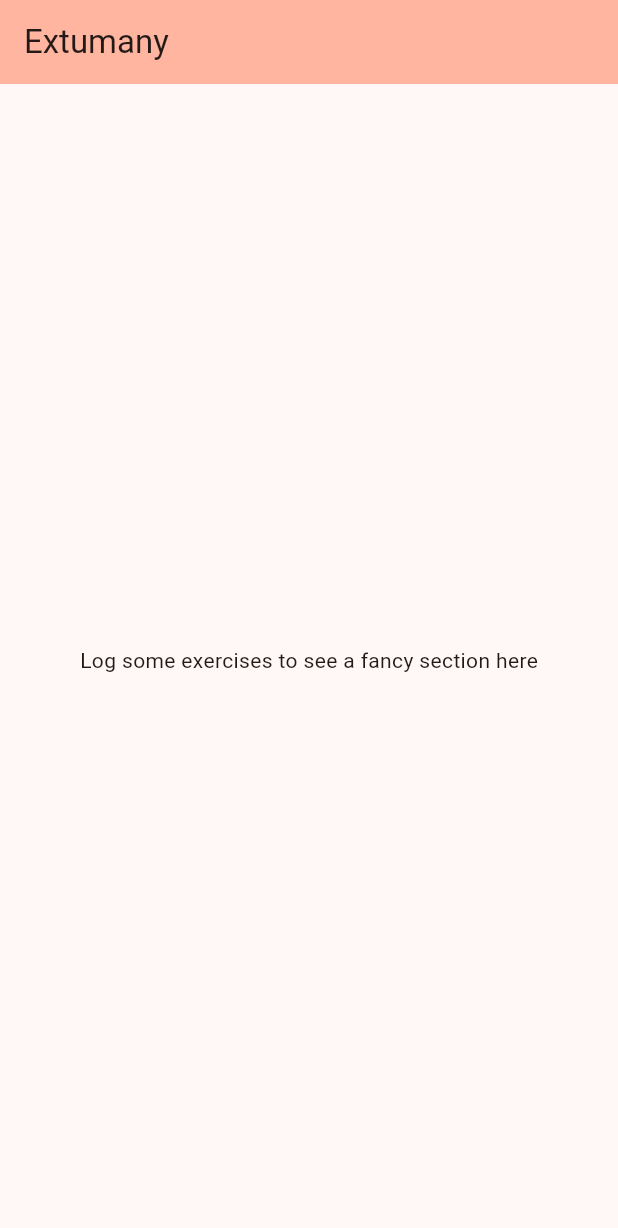
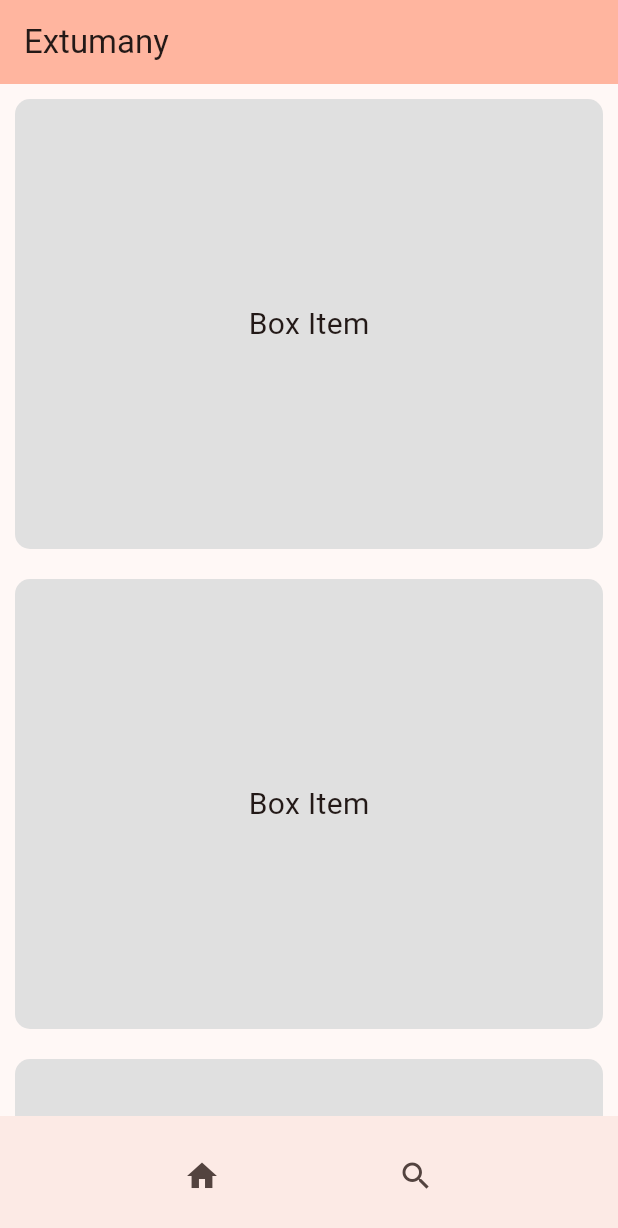
Before and after one commit to mohitkyadav/extumany, a Flutter app: the screen it shows after launch, on a phone screen of 412 x 824 dp. Shown: the top 1228 px of the screen. Run offline on Flutter 3.47's test engine with Material 3 defaults, Android fonts, the phone set to English and light mode, and no system bars.

Commit message:
creare home page

```diff
--- a/lib/main.dart
+++ b/lib/main.dart
@@ -1,3 +1,4 @@
+import 'package:extumany/ui/pages/pages.dart';
 import 'package:flutter/material.dart';
 
 void main() {
@@ -7,49 +8,15 @@ void main() {
 class MyApp extends StatelessWidget {
   const MyApp({super.key});
 
-  // This widget is the root of your application.
   @override
   Widget build(BuildContext context) {
     return MaterialApp(
-      title: 'Flutter Demo',
+      title: 'Extumany',
       theme: ThemeData(
         colorScheme: ColorScheme.fromSeed(seedColor: Colors.deepOrangeAccent),
         useMaterial3: true,
       ),
-      home: const MyHomePage(title: 'Extumany'),
+      home: const HomePage(),
     );
   }
 }
-
-class MyHomePage extends StatefulWidget {
-  const MyHomePage({super.key, required this.title});
-
-  final String title;
-
-  @override
-  State<MyHomePage> createState() => _MyHomePageState();
-}
-
-class _MyHomePageState extends State<MyHomePage> {
-
-  @override
-  Widget build(BuildContext context) {
-
-    return Scaffold(
-      appBar: AppBar(
-        backgroundColor: Theme.of(context).colorScheme.inversePrimary,
-        title: Text(widget.title),
-      ),
-      body: const Center(
-        child: Column(
-          mainAxisAlignment: MainAxisAlignment.center,
-          children: <Widget>[
-            Text(
-              'Log some exercises to see a fancy section here',
-            ),
-          ],
-        ),
-      ),
-    );
-  }
-}
--- /dev/null
+++ b/lib/ui/pages/home_page.dart
@@ -0,0 +1,65 @@
+import 'package:flutter/material.dart';
+
+class HomePage extends StatelessWidget {
+  const HomePage({super.key});
+
+  @override
+  Widget build(BuildContext context) {
+    return Scaffold(
+      appBar: AppBar(
+        backgroundColor: Theme.of(context).colorScheme.inversePrimary,
+        title: const Text('Extumany'),
+      ),
+      body: ListView(
+        scrollDirection: Axis.vertical,
+        children: [
+          BoxItem(),
+          BoxItem(),
+          BoxItem(),
+        ],
+      ),
+      bottomNavigationBar: BottomAppBar(
+        child: Row(
+          mainAxisAlignment: MainAxisAlignment.spaceEvenly,
+          children: [
+            IconButton(
+              icon: const Icon(Icons.home),
+              onPressed: () {
+                // Handle home button press
+              },
+            ),
+            IconButton(
+              icon: const Icon(Icons.search),
+              onPressed: () {
+                // Handle search button press
+              },
+            ),
+          ],
+        ),
+      ),
+    );
+  }
+}
+
+class BoxItem extends StatelessWidget {
+  const BoxItem({super.key});
+
+  @override
+  Widget build(BuildContext context) {
+    return Container(
+      width: 150,
+      height: 300,
+      margin: const EdgeInsets.all(10),
+      decoration: BoxDecoration(
+        color: Colors.grey[300],
+        borderRadius: BorderRadius.circular(10),
+      ),
+      child: const Center(
+        child: Text(
+          'Box Item',
+          style: TextStyle(fontSize: 20),
+        ),
+      ),
+    );
+  }
+}
--- /dev/null
+++ b/lib/ui/pages/pages.dart
@@ -0,0 +1 @@
+export 'home_page.dart';
```
Also changed, not shown: lib/ui/widgets/widgets.dart (added), 1 other file.
